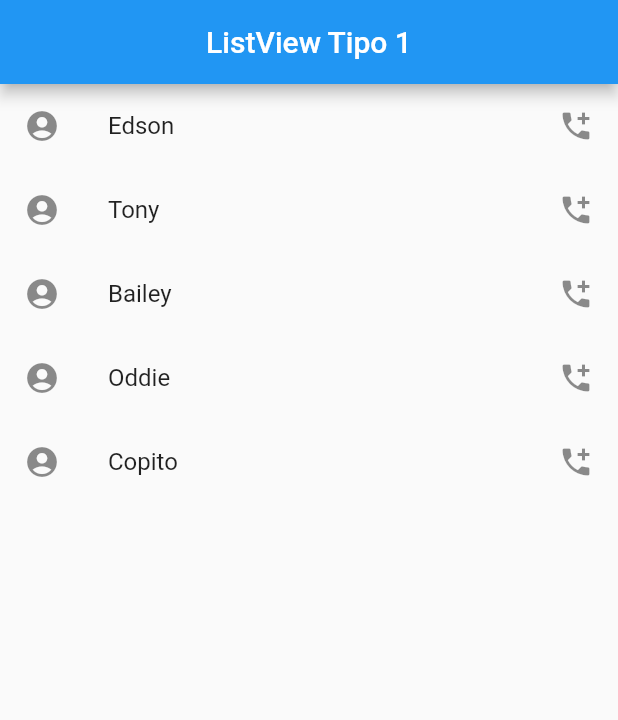
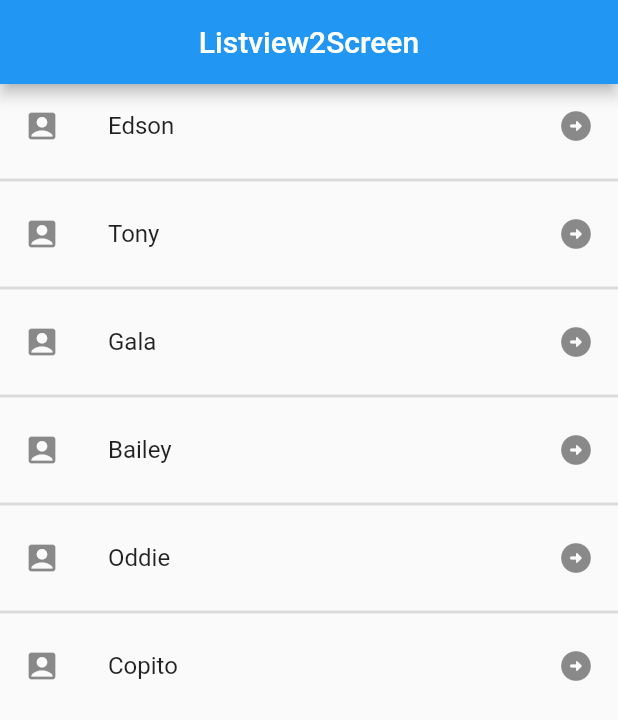
Before and after one commit to edson-mr/flutter-componentes, a Flutter app: the screen it shows after launch, on a phone screen of 412 x 824 dp. Shown: the top 720 px of the screen. Run offline on Flutter 3.47's test engine with Material 2 defaults, Android fonts, the light colour scheme and no system bars.

Commit message:
creando listview2

```diff
--- a/lib/screens/home_screen.dart
+++ b/lib/screens/home_screen.dart
@@ -1,4 +1,4 @@
-import 'package:aprendiendo/listview1_screen.dart';
+import 'package:aprendiendo/screens/listview2_screen.dart';
 import 'package:flutter/material.dart';
 
 class HomeScreen extends StatelessWidget {
@@ -6,6 +6,6 @@ class HomeScreen extends StatelessWidget {
 
   @override
   Widget build(BuildContext context) {
-    return const Listview1Screen();
+    return const Listview2Screen();
   }
 }
--- /dev/null
+++ b/lib/screens/listview2_screen.dart
@@ -0,0 +1,26 @@
+import 'package:flutter/material.dart';
+
+class Listview2Screen extends StatelessWidget {
+  const Listview2Screen({Key? key}) : super(key: key);
+
+  @override
+  Widget build(BuildContext context) {
+    List<String> names = ['Edson', 'Tony', 'Gala', 'Bailey', 'Oddie', 'Copito'];
+    return Scaffold(
+      appBar: AppBar(
+        title: const Text('Listview2Screen'),
+        centerTitle: true,
+      ),
+      body: ListView.separated(
+          itemBuilder: (context, index) => ListTile(
+                leading: const Icon(Icons.account_box),
+                title: Text(names[index]),
+                trailing: const Icon(Icons.arrow_circle_right_rounded),
+              ),
+          separatorBuilder: (context, index) => const Divider(
+                thickness: 2,
+              ),
+          itemCount: names.length),
+    );
+  }
+}
```
Also changed, not shown: lib/screens/alert_screen.dart (added, +17 -0 lines), lib/screens/card_screen.dart (added, +17 -0 lines), lib/screens/listview1_screen.dart (renamed from lib/listview1_screen.dart).
